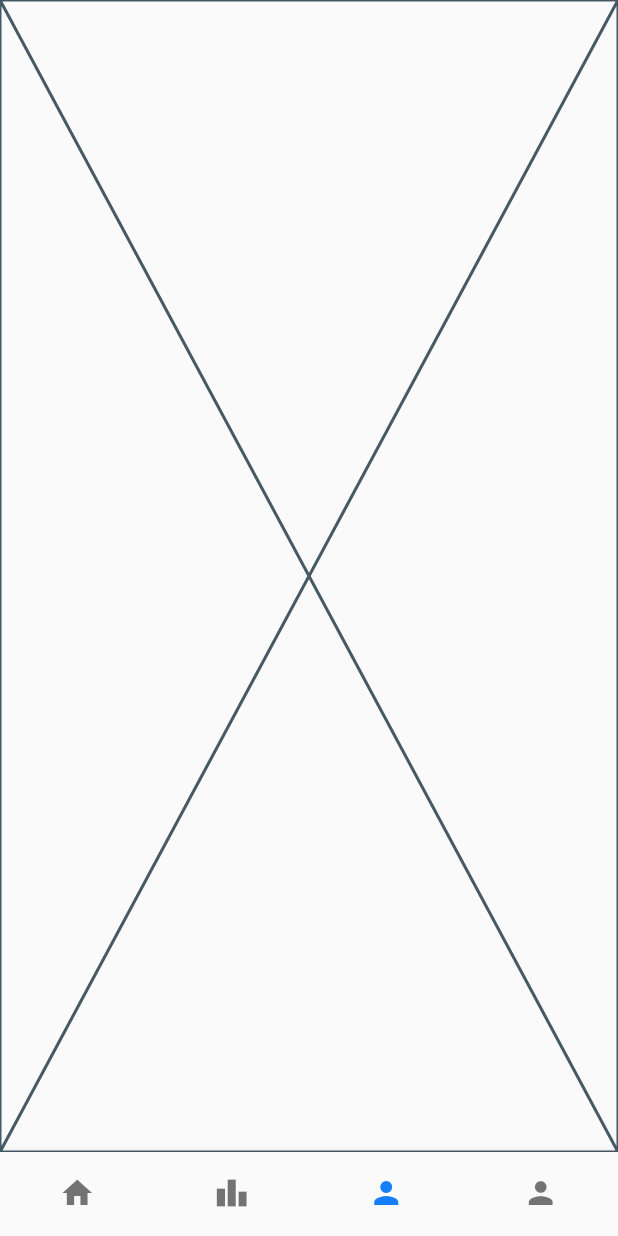
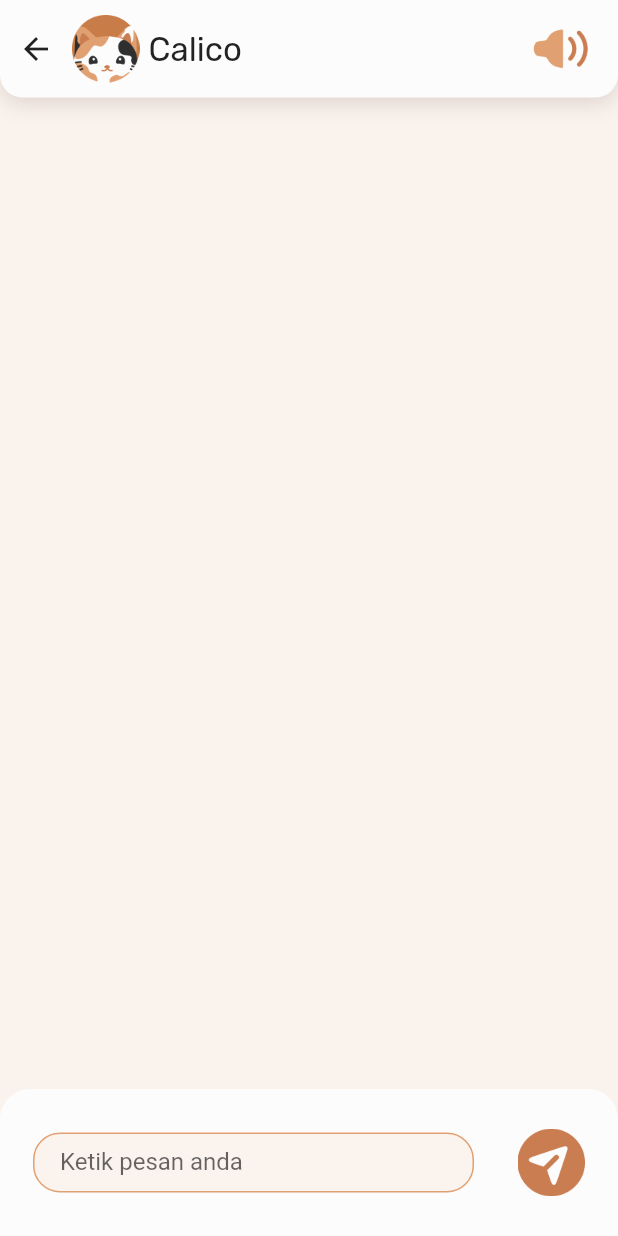
Before and after one commit to Zem-Jos/calico, a Flutter app: the screen it shows once a user with an empty profile is signed in, item 3 of the bottom bar chosen, on a phone screen of 412 x 824 dp. Run offline on Flutter 3.47's test engine with Material 2 defaults, Android fonts, the phone set to English and light mode, and no system bars; our stand-ins replace firebase_auth, firebase_core, get, google_fonts; accounts and stored records are empty.

Commit message:
add chat topbar and bottom bar

```diff
--- a/lib/controllers/navigation_controller.dart
+++ b/lib/controllers/navigation_controller.dart
@@ -1,3 +1,5 @@
+import 'package:calico/views/chat_screen.dart';
+import 'package:get/get.dart';
 import 'package:get/get_rx/src/rx_types/rx_types.dart';
 import 'package:get/get_state_manager/get_state_manager.dart';
 
@@ -6,5 +8,8 @@ class BottomNavigationController extends GetxController {
 
   void changeIndex(int index) {
     selectedIndex.value = index;
+    if (selectedIndex == 2) {
+      Get.to(ChatScreen());
+    }
   }
 }
--- a/lib/views/chat_screen.dart
+++ b/lib/views/chat_screen.dart
@@ -1,10 +1,112 @@
+// TODO : Add chat screen
+import 'package:calico/widgets/navigation_bar.dart';
 import 'package:flutter/material.dart';
+import 'package:get/get.dart';
+import 'package:google_fonts/google_fonts.dart';
 
 class ChatScreen extends StatelessWidget {
-  const ChatScreen({super.key});
+  ChatScreen({super.key});
 
+  var messageController = TextEditingController();
   @override
   Widget build(BuildContext context) {
-    return const Placeholder();
+    return Scaffold(
+      backgroundColor: Color(0xffFAF2ED),
+      body: SafeArea(
+        child: Column(children: [
+          Container(
+            height: 65,
+            decoration: BoxDecoration(
+              borderRadius: BorderRadius.only(
+                bottomLeft: Radius.circular(15),
+                bottomRight: Radius.circular(15),
+              ),
+              boxShadow: [
+                BoxShadow(
+                  color: Color(0xff433230).withOpacity(0.15),
+                  spreadRadius: 0,
+                  blurRadius: 12,
+                  offset: Offset(0, 4), // changes position of shadow
+                ),
+              ],
+              color: Color(0xffFDFCFC),
+            ),
+            child: Padding(
+              padding:
+                  const EdgeInsets.only(top: 10.0, bottom: 10.0, right: 16.0),
+              child: Row(
+                  mainAxisAlignment: MainAxisAlignment.spaceBetween,
+                  children: [
+                    Row(
+                      crossAxisAlignment: CrossAxisAlignment.center,
+                      children: [
+                        IconButton(
+                          onPressed: () {
+                            Get.offAll(() => NavigationPage());
+                          },
+                          icon: Icon(Icons.arrow_back),
+                        ),
+                        Image.asset('assets/images/calico_icon.png'),
+                        SizedBox(
+                          width: 6,
+                        ),
+                        Text(
+                          'Calico',
+                          style: GoogleFonts.rubik(
+                              fontSize: 22, fontWeight: FontWeight.w400),
+                        )
+                      ],
+                    ),
+                    Image.asset('assets/images/sound_on.png'),
+                  ]),
+            ),
+          ),
+          Spacer(),
+          Container(
+            height: 98,
+            decoration: BoxDecoration(
+              borderRadius: BorderRadius.vertical(
+                top: Radius.circular(20),
+              ),
+              color: Color(0xffFDFCFC),
+            ),
+            child: Padding(
+              padding: const EdgeInsets.symmetric(horizontal: 22.0),
+              child: Row(
+                  mainAxisAlignment: MainAxisAlignment.spaceBetween,
+                  children: [
+                    Container(
+                      width: 294,
+                      height: 40,
+                      decoration: BoxDecoration(
+                        color: Color(0x1AE0A071),
+                        borderRadius: BorderRadius.circular(18),
+                        border: Border.all(
+                          color: Color(0xffE0A071),
+                        ),
+                      ),
+                      child: Padding(
+                        padding: const EdgeInsets.symmetric(horizontal: 17.0),
+                        child: TextFormField(
+                          controller: messageController,
+                          decoration: const InputDecoration(
+                            border: InputBorder.none,
+                            labelText: 'Ketik pesan anda',
+                            hintText: 'Ketik pesan anda',
+                            floatingLabelBehavior: FloatingLabelBehavior.never,
+                          ),
+                        ),
+                      ),
+                    ),
+                    Image.asset(
+                      'assets/images/send_icon.png',
+                      width: 45,
+                    ),
+                  ]),
+            ),
+          )
+        ]),
+      ),
+    );
   }
 }
--- a/lib/widgets/navigation_bar.dart
+++ b/lib/widgets/navigation_bar.dart
@@ -14,7 +14,7 @@ class NavigationPage extends StatelessWidget {
   final screen = [
     const HomeScreen(),
     const ActivityScreen(),
-    const ChatScreen(),
+    ChatScreen(),
     const CalendarScreen(),
   ];
 
```
Also changed, not shown: assets/images/calico_icon.png (added), assets/images/send_icon.png (added), assets/images/sound_on.png (added).
